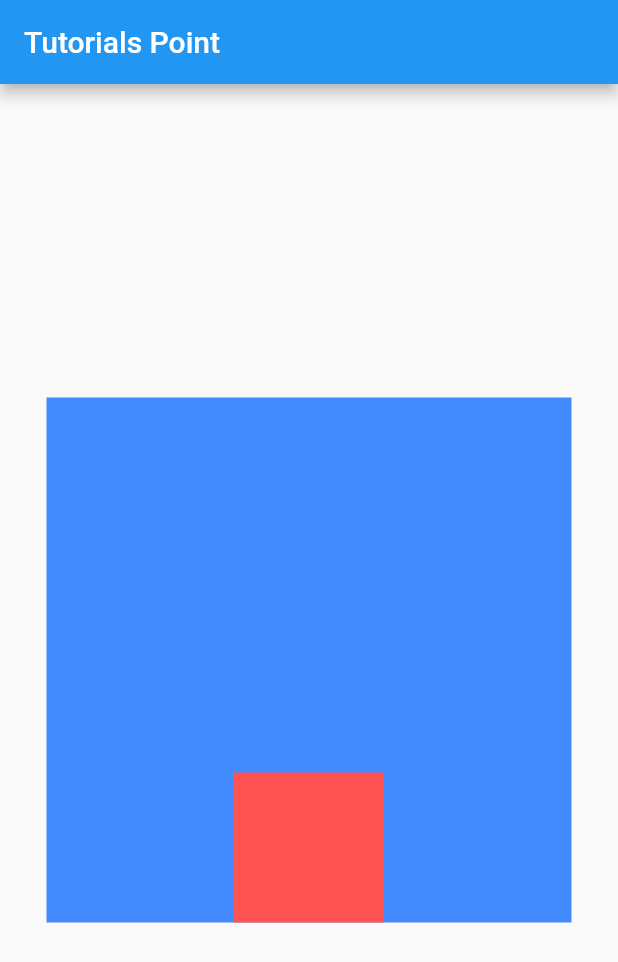
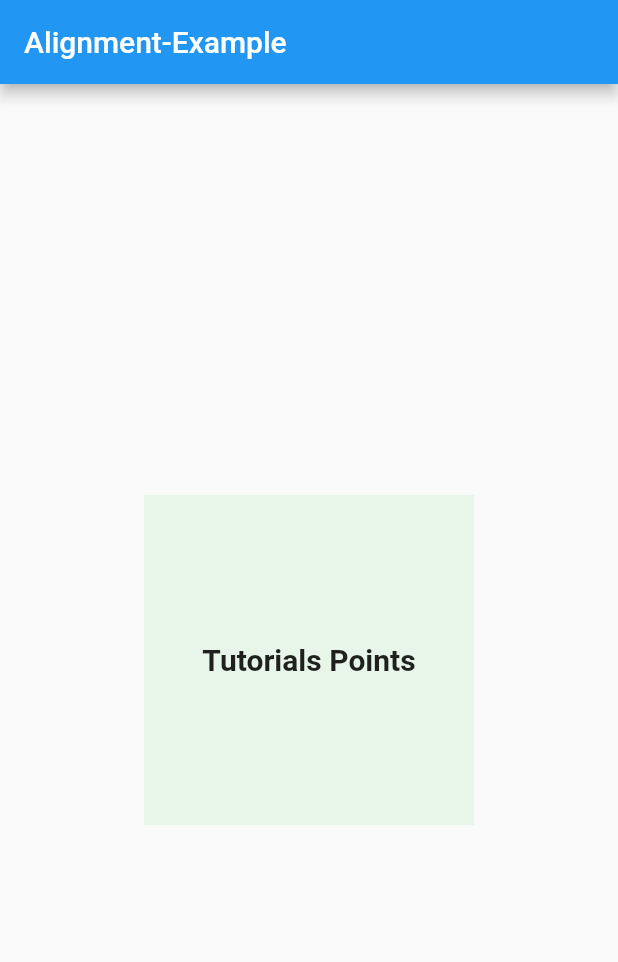
Before and after one commit to azharmarmu/tp_article, a Flutter app: the screen it shows after launch, on a phone screen of 412 x 824 dp. Shown: the top 962 px of the screen. Run offline on Flutter 3.47's test engine with Material 2 defaults, Android fonts, the phone set to English and light mode, and no system bars.

Commit message:
new_example_Added

```diff
--- /dev/null
+++ b/lib/alignment_eg.dart
@@ -0,0 +1,28 @@
+import 'package:flutter/material.dart';
+
+class AlignmentEx extends StatelessWidget {
+  const AlignmentEx({Key? key}) : super(key: key);
+
+  @override
+  Widget build(BuildContext context) {
+    return Scaffold(
+      appBar: AppBar(
+        title: const Text('Alignment-Example'),
+      ),
+      body: Center(
+        child: Container(
+          height: 220,
+          width: 220,
+          color: Colors.green[50],
+          child: const Align(
+            alignment: Alignment.center,
+            child: Text(
+              'Tutorials Points',
+              style: TextStyle(fontSize: 20,fontWeight: FontWeight.bold),
+            ),
+          ),
+        ),
+      ),
+    );
+  }
+}
--- a/lib/main.dart
+++ b/lib/main.dart
@@ -1,4 +1,5 @@
 import 'package:flutter/material.dart';
+import 'package:tp_article/alignment_eg.dart';
 
 import 'home_page.dart';
 
@@ -17,7 +18,8 @@
       theme: ThemeData(
         primarySwatch: Colors.blue,
       ),
-      home: const HomePage(),
+      home: const AlignmentEx(),
+      debugShowCheckedModeBanner: false,
     );
   }
 }
```
